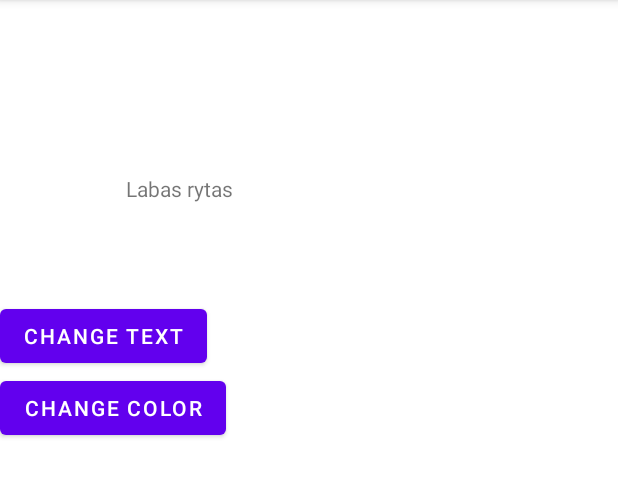
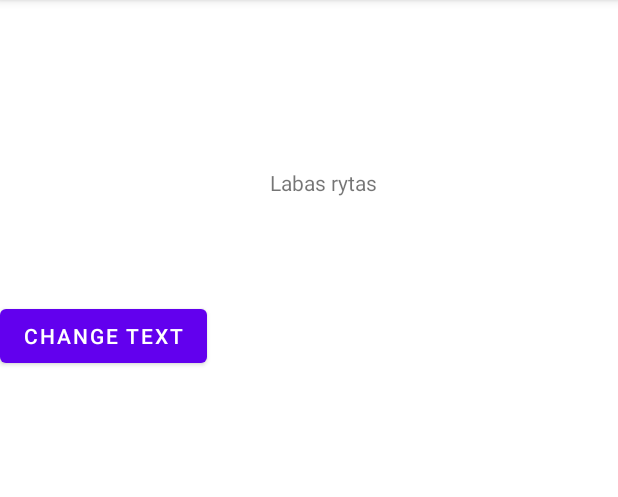
Before and after one commit to Karolis0/FinTechTaikSprendimai, an Android app: the screen it shows after launch (MainActivity), after a tap on "CHANGE TEXT", on a phone screen of 412 x 824 dp, the part 84-581 px from its top. Run offline under Robolectric (Android 15) with nearby library versions, the phone set to English and light mode, and no system bars.

Commit message:
Revert "Added button to change text color and improvised with text provided"
This reverts commit b732bd16

```diff
--- a/app/src/main/java/com/example/fintechtaiksprendimai/MainActivity.java
+++ b/app/src/main/java/com/example/fintechtaiksprendimai/MainActivity.java
@@ -2,9 +2,7 @@ package com.example.fintechtaiksprendimai;
 
 import androidx.appcompat.app.AppCompatActivity;
 
-import android.graphics.Color;
 import android.os.Bundle;
-import android.text.format.Time;
 import android.view.View;
 import android.widget.Button;
 import android.widget.TextView;
@@ -12,43 +10,15 @@ import android.widget.TextView;
 public class MainActivity extends AppCompatActivity {
 
     Button buttonText;
-    Button buttonChangeColor;
-    TextView tv;
-
     @Override
     protected void onCreate(Bundle savedInstanceState) {
         super.onCreate(savedInstanceState);
         setContentView(R.layout.activity_main);
-
-        tv = (TextView) findViewById(R.id.txtTextDisplay);
-
         buttonText = (Button) findViewById(R.id.btnInputText);
         buttonText.setOnClickListener(new View.OnClickListener() {
             public void onClick(View v) {
-                //Deprecated, but to make it slightly more responsive its more than enough
-                //Provides 24H time format
-                //Source: https://stackoverflow.com/questions/5369682/how-to-get-current-time-and-date-in-android second upvote (499)
-                Time now = new Time();
-                now.setToNow();
-
-                if (now.hour < 13) {
-                    tv.setText("Labas rytas");
-                }
-
-                if (now.hour >= 13 && now.hour < 17) {
-                    tv.setText("Laba diena");
-                }
-
-                if (now.hour >= 17) {
-                    tv.setText("Labas vakaras");
-                }
-            }
-        });
-
-        buttonChangeColor = (Button) findViewById(R.id.btnChangeTextColor);
-        buttonChangeColor.setOnClickListener(new View.OnClickListener() {
-            public void onClick(View v) {
-                tv.setTextColor(Color.RED);
+                TextView tv = (TextView) findViewById(R.id.txtTextDisplay);
+                tv.setText("Labas rytas");
             }
         });
     }
--- a/app/src/main/res/layout/activity_main.xml
+++ b/app/src/main/res/layout/activity_main.xml
@@ -10,10 +10,11 @@
 
     <TextView
         android:id="@+id/txtTextDisplay"
-        android:layout_width="258dp"
-        android:layout_height="20dp"
-        android:layout_marginStart="84dp"
-        android:layout_marginTop="116dp"
+        android:layout_width="0dp"
+        android:layout_height="24dp"
+        android:layout_marginStart="180dp"
+        android:layout_marginTop="112dp"
+        android:text="Hello World!"
         app:layout_constraintStart_toStartOf="parent"
         app:layout_constraintTop_toTopOf="parent" />
 
@@ -26,12 +27,4 @@
         app:layout_constraintTop_toBottomOf="@+id/txtTextDisplay"
         tools:layout_editor_absoluteX="148dp" />
 
-    <Button
-        android:id="@+id/btnChangeTextColor"
-        android:layout_width="wrap_content"
-        android:layout_height="wrap_content"
-        android:text="Change color"
-        app:layout_constraintTop_toBottomOf="@+id/btnInputText"
-        tools:layout_editor_absoluteX="137dp" />
-
 </androidx.constraintlayout.widget.ConstraintLayout>
```
